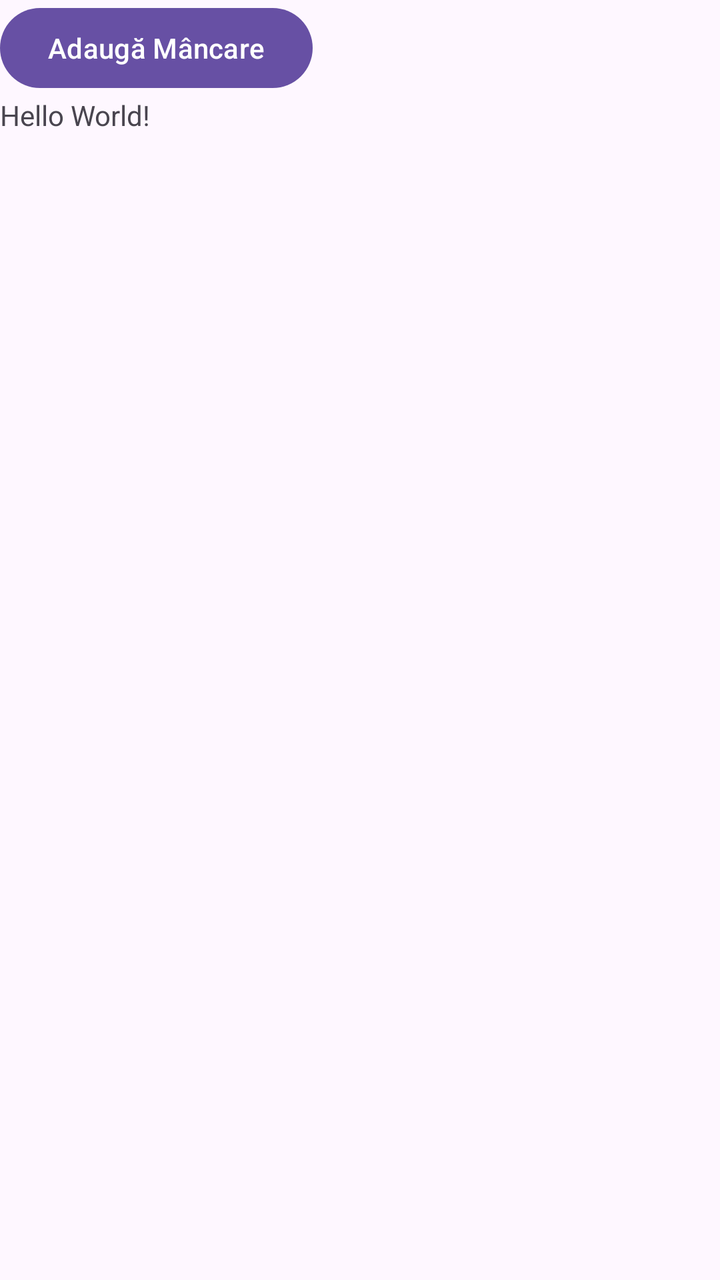
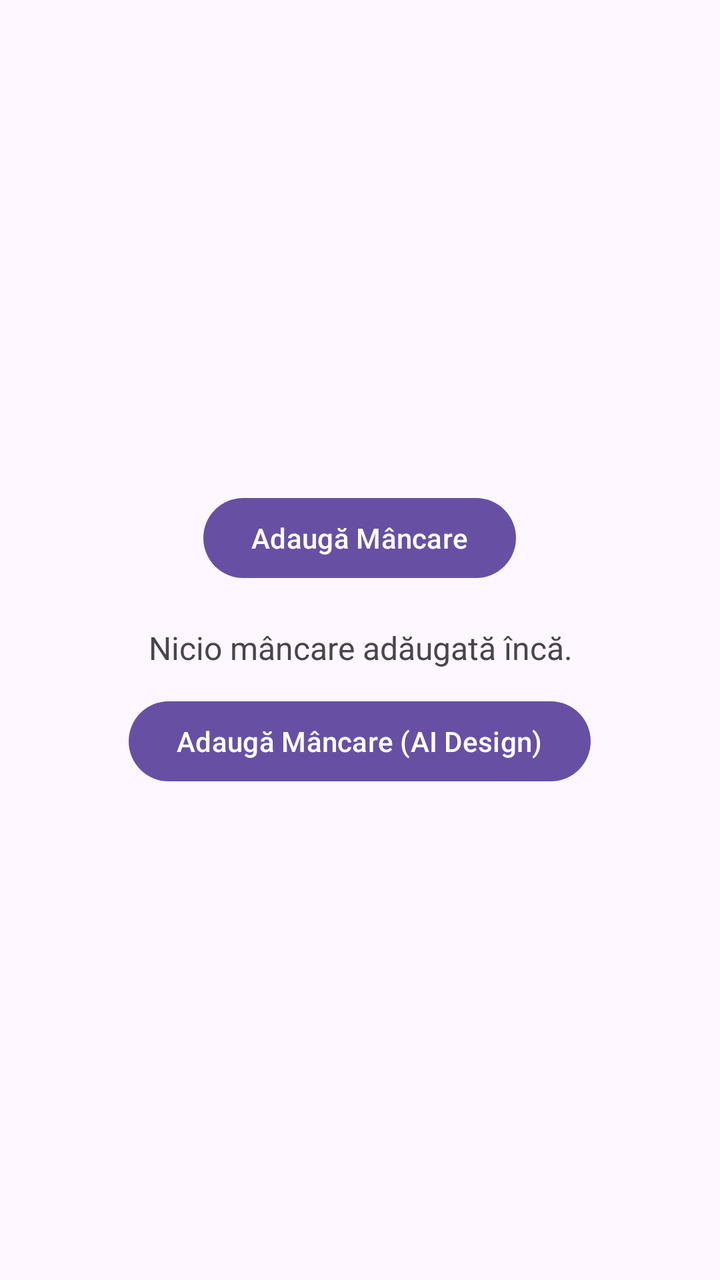

The first picture is an Android layout as it rendered before a commit; the second is the same layout after the commit. The layout source and the unified diff follow.
<!-- AndroidManifest.xml: application theme Theme.Marinoiu_Alexandra_ActivitateDAM2026 -->
<!-- res/layout/activity_main.xml -->
<?xml version="1.0" encoding="utf-8"?>
<LinearLayout xmlns:android="http://schemas.android.com/apk/res/android"
    xmlns:app="http://schemas.android.com/apk/res-auto"
    xmlns:tools="http://schemas.android.com/tools"
    android:id="@+id/main"
    android:layout_width="match_parent"
    android:layout_height="match_parent"
    android:orientation="vertical"
    tools:context=".MainActivity">

    <Button
        android:id="@+id/btnDeschideAdaugare"
        android:layout_width="wrap_content"
        android:layout_height="wrap_content"
        android:text="Adaugă Mâncare" />

    <TextView
        android:layout_width="wrap_content"
        android:layout_height="wrap_content"
        android:text="Hello World!"
        app:layout_constraintBottom_toBottomOf="parent"
        app:layout_constraintEnd_toEndOf="parent"
        app:layout_constraintStart_toStartOf="parent"
        app:layout_constraintTop_toTopOf="parent" />

</LinearLayout>
<!-- resources referenced by this layout -->
<resources>
  <style name="Theme.Marinoiu_Alexandra_ActivitateDAM2026" parent="Base.Theme.Marinoiu_Alexandra_ActivitateDAM2026" />
  <style name="Base.Theme.Marinoiu_Alexandra_ActivitateDAM2026" parent="Theme.Material3.DayNight.NoActionBar">
          
          
      </style>
</resources>

<!-- the commit's change to res/layout/activity_main.xml (unified diff, before → after) -->
@@ -1,26 +1,34 @@
 <?xml version="1.0" encoding="utf-8"?>
 <LinearLayout xmlns:android="http://schemas.android.com/apk/res/android"
-    xmlns:app="http://schemas.android.com/apk/res-auto"
     xmlns:tools="http://schemas.android.com/tools"
     android:id="@+id/main"
     android:layout_width="match_parent"
     android:layout_height="match_parent"
     android:orientation="vertical"
+    android:gravity="center"
+    android:padding="24dp"
+    android:fitsSystemWindows="true"
     tools:context=".MainActivity">
 
     <Button
         android:id="@+id/btnDeschideAdaugare"
         android:layout_width="wrap_content"
         android:layout_height="wrap_content"
-        android:text="Adaugă Mâncare" />
+        android:text="@string/AdaugaMancare" />
 
     <TextView
+        android:id="@+id/tvRezultat"
+        android:layout_width="match_parent"
+        android:layout_height="wrap_content"
+        android:text="@string/NicioMancareInca"
+        android:textSize="16sp"
+        android:textAlignment="center"
+        android:layout_marginTop="20dp" />
+    <Button
+        android:id="@+id/btnDeschideAdaugareAi"
         android:layout_width="wrap_content"
         android:layout_height="wrap_content"
-        android:text="Hello World!"
-        app:layout_constraintBottom_toBottomOf="parent"
-        app:layout_constraintEnd_toEndOf="parent"
-        app:layout_constraintStart_toStartOf="parent"
-        app:layout_constraintTop_toTopOf="parent" />
+        android:text="@string/AdaugaMancareAIDesign"
+        android:layout_marginTop="12dp" />
 
 </LinearLayout>
<!-- resource entries referenced after the edit -->
@@ -1,5 +1,8 @@
 <!-- resources referenced by this layout -->
 <resources>
+  <string name="AdaugaMancare">Adaugă Mâncare</string>
+  <string name="AdaugaMancareAIDesign">Adaugă Mâncare (AI Design)</string>
+  <string name="NicioMancareInca">Nicio mâncare adăugată încă.</string>
   <style name="Theme.Marinoiu_Alexandra_ActivitateDAM2026" parent="Base.Theme.Marinoiu_Alexandra_ActivitateDAM2026" />
   <style name="Base.Theme.Marinoiu_Alexandra_ActivitateDAM2026" parent="Theme.Material3.DayNight.NoActionBar">
           
